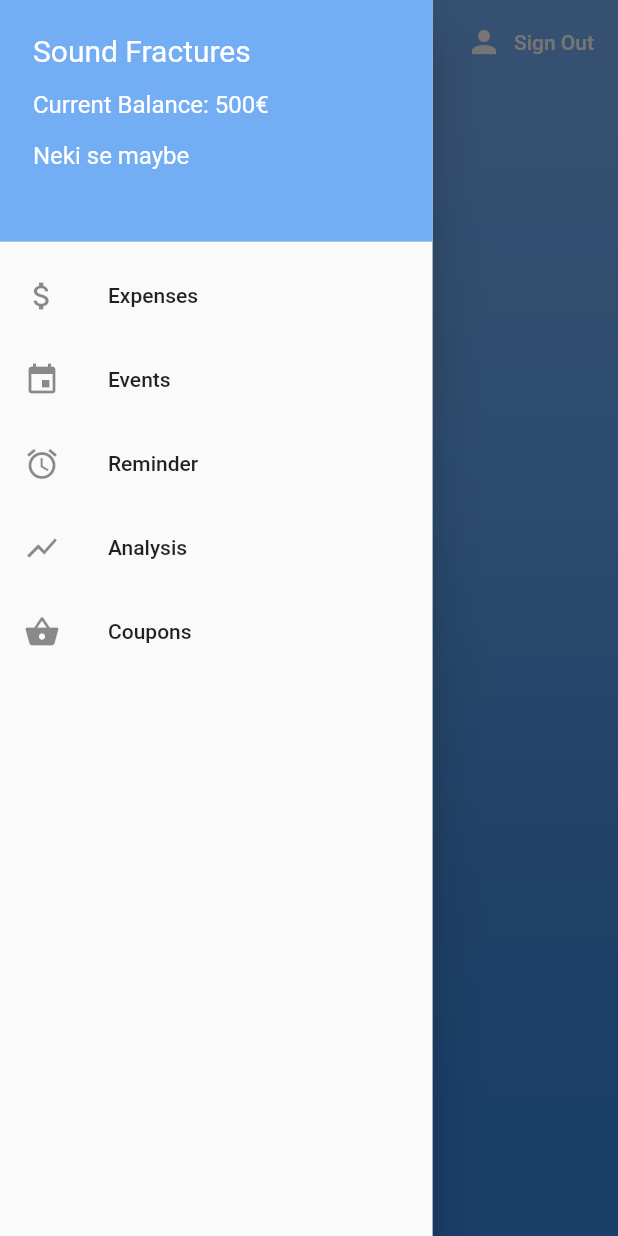
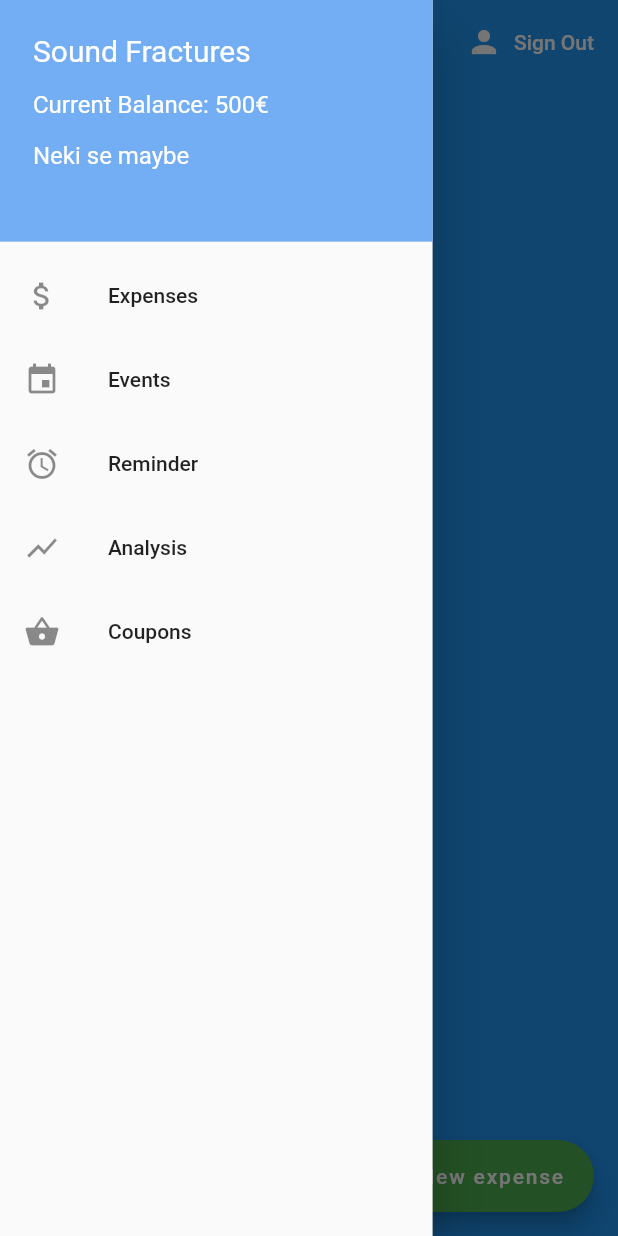
Before and after one commit to jurkko/Budget_Sidekick, a Flutter app: the screen it shows once a user with an empty profile is signed in, with the side drawer open, on a phone screen of 412 x 824 dp. Run offline on Flutter 3.47's test engine with Material 2 defaults, Android fonts, the phone set to English and light mode, and no system bars; our stand-ins replace cloud_firestore, firebase_auth; accounts and stored records are empty.

Commit message:
Working expenses, design not finished yet

```diff
--- /dev/null
+++ b/lib/Models/expense.dart
@@ -0,0 +1,8 @@
+class Expense {
+
+   String name;
+   double amount;
+   String category;
+
+  Expense(this.name, this.amount, this.category);
+}
--- a/lib/Screens/Core/features/Expenses/expenses.dart
+++ b/lib/Screens/Core/features/Expenses/expenses.dart
@@ -1,13 +1,97 @@
+import 'package:budget_sidekick/Screens/Core/features/Expenses/expenseWidget.dart';
+import 'package:cloud_firestore/cloud_firestore.dart';
+import 'package:firebase_auth/firebase_auth.dart';
 import 'package:flutter/material.dart';
 
+import 'package:budget_sidekick/Screens/Core/features/Expenses/addExpense.dart';
+
 class Expenses extends StatefulWidget {
+  static const String id = 'expenses';
   @override
   ExpensesState createState() => ExpensesState();
 }
 
 class ExpensesState extends State<Expenses> {
+  String id;
+  @override
+  void initState() {
+    getCurrentUser();
+  }
+
+  final _auth = FirebaseAuth.instance;
+  final _firestore = Firestore.instance;
+  FirebaseUser loggedInUser;
+
   @override
   Widget build(BuildContext context) {
-    return Container(child: Center(child: Text("Expenses")));
+    return Scaffold(
+      backgroundColor: Colors.blue,
+      body: Column(
+        children: <Widget>[
+
+          StreamBuilder(
+              stream: _firestore
+                  .collection('Expenses')
+                  .where('user', isEqualTo: id)
+                  .snapshots(),
+              builder: (context, snapshot) {
+                List<ExpenseContainer> expenseWidgets = [];
+                if (snapshot.hasData) {
+                  final expenses = snapshot.data.documents;
+                  for (var expense in expenses) {
+                    final expenseName = expense.data['name'];
+                    final expenseAmount = expense.data['amount'];
+                    final expenseCategory = expense.data['category'];
+                    final expenseWidget = ExpenseContainer(
+                      name: expenseName,
+                      amount: expenseAmount,
+                      category: expenseCategory,
+                    );
+                    expenseWidgets.add(expenseWidget);
+                  }
+                  return Expanded(
+
+                    child: ListView(
+                      children: expenseWidgets,
+                    ),
+                  );
+                }
+              })
+        ],
+      ),
+      floatingActionButton: FloatingActionButton.extended(
+        onPressed: () {
+          Navigator.of(context).push(
+              new MaterialPageRoute(builder: (context) => new AddExpense()));
+          getCurrentUser();
+        },
+        label: Text('New expense'),
+        icon: Icon(Icons.add),
+        backgroundColor: Colors.green,
+      ),
+    );
+  }
+
+  void getCurrentUser() async {
+    try {
+      final user = await _auth.currentUser();
+      if (user != null) {
+        loggedInUser = user;
+        getExpensesStream(loggedInUser);
+        id = user.uid;
+        print(user.uid);
+      }
+    } catch (E) {}
+  }
+
+  void getExpensesStream(FirebaseUser loggedInUser) async {
+    await for (var snapshot in _firestore
+        .collection('Expenses')
+        .where('user', isEqualTo: id)
+        .snapshots()) {
+      for (var message in snapshot.documents) {
+        print(message.data);
+      }
+    }
   }
 }
```
Also changed, not shown: lib/Screens/Core/features/Expenses/addExpense.dart (added, +124 -0 lines), lib/Screens/Core/features/Expenses/expenseWidget.dart (added, +50 -0 lines), lib/Screens/navigation.dart (added, +19 -0 lines), pubspec.lock.
